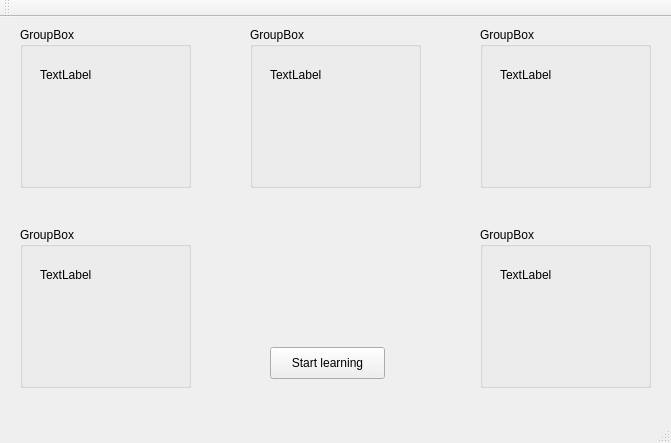
First picture: the form in mainwindow.ui, repository maxoup59/Neural, before the edit.
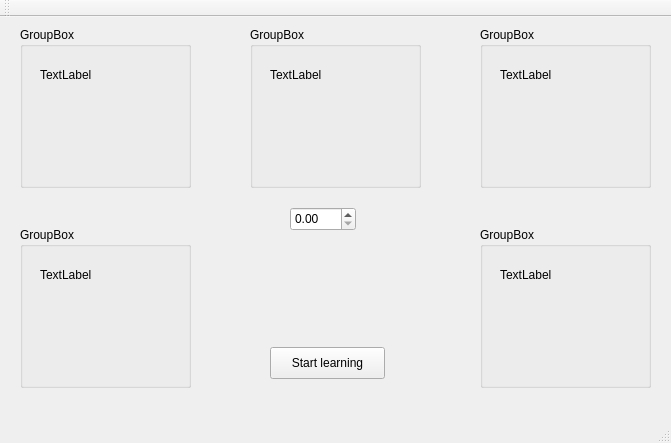
Second picture: the form after the edit.

```diff
--- a/mainwindow.ui
+++ b/mainwindow.ui
@@ -157,6 +157,16 @@
      </property>
     </widget>
    </widget>
+   <widget class="QDoubleSpinBox" name="doubleSpinBox">
+    <property name="geometry">
+     <rect>
+      <x>290</x>
+      <y>190</y>
+      <width>66</width>
+      <height>24</height>
+     </rect>
+    </property>
+   </widget>
   </widget>
   <widget class="QMenuBar" name="menuBar">
    <property name="geometry">
```
